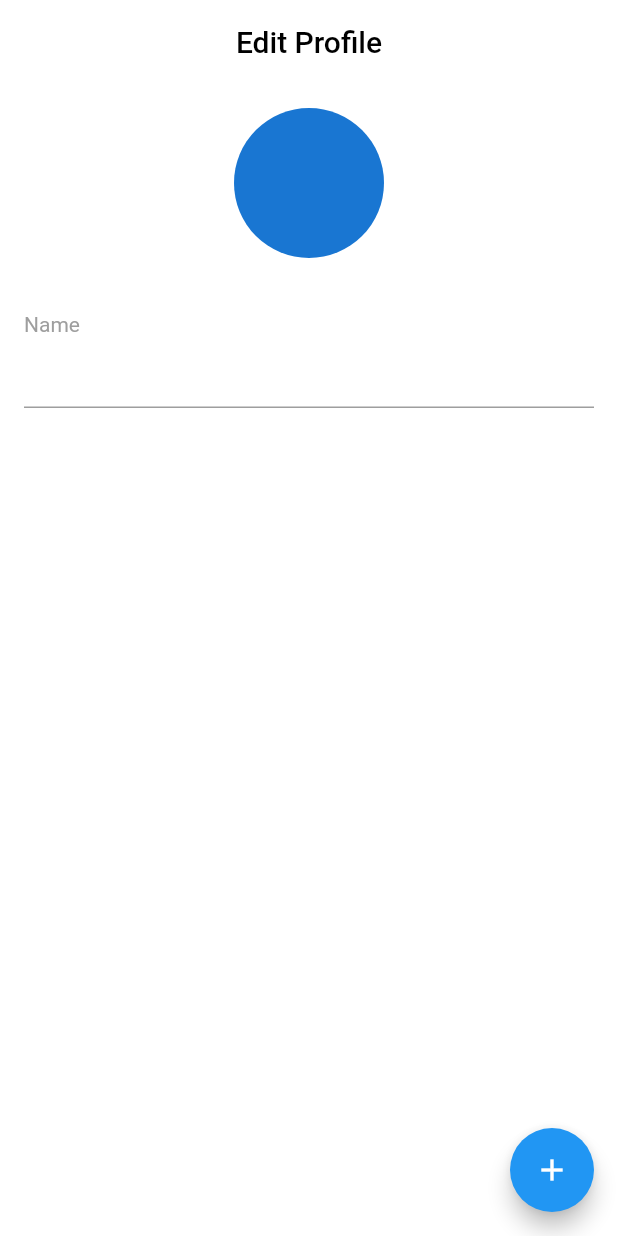
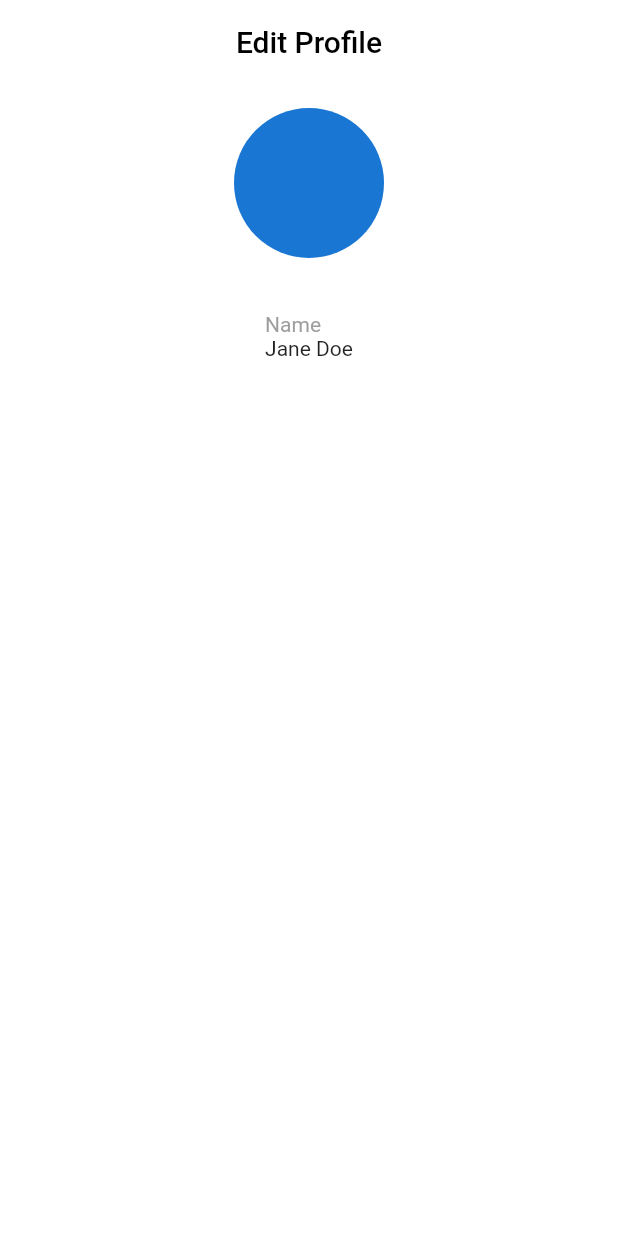
Before and after one commit to samuel-nwankwo/profile-editor, a Flutter app: the screen it shows after launch, on a phone screen of 412 x 824 dp. Run offline on Flutter 3.47's test engine with Material 2 defaults, Android fonts, the phone set to English and light mode, and no system bars.

Commit message:
full name is now passed with navigator.pop in display name class

```diff
--- a/lib/main.dart
+++ b/lib/main.dart
@@ -16,23 +16,17 @@ class MyApp extends StatelessWidget {
           backgroundColor: Colors.white,
       ),
 
-      home: MyHomePage(title: 'Edit Profile'),
+      home: MyHomePage(
+          title: 'Edit Profile',
+          name:'A simple name'),
     );
   }
 }
 
 class MyHomePage extends StatefulWidget {
-  MyHomePage({Key key, this.title}) : super(key: key);
+  MyHomePage({Key key, this.title, this.name}) : super(key: key);
 
-  // This widget is the home page of your application. It is stateful, meaning
-  // that it has a State object (defined below) that contains fields that affect
-  // how it looks.
-
-  // This class is the configuration for the state. It holds the values (in this
-  // case the title) provided by the parent (in this case the App widget) and
-  // used by the build method of the State. Fields in a Widget subclass are
-  // always marked "final".
-
+  final String name;
   final String title;
 
   @override
@@ -41,16 +35,22 @@ class MyHomePage extends StatefulWidget {
 
 class _MyHomePageState extends State<MyHomePage> {
   int _counter = 0;
-  void _incrementCounter() {
+  String displayName = 'Jane Doe';
+  _navEditDisplayName(BuildContext context)async {
+    final result = await Navigator.push(
+      context,
+      MaterialPageRoute(builder: (context) => EditDisplayName()),
+    );
+    _setDisplayName(result);
+  }
+
+  void _setDisplayName(String result){
     setState(() {
-      // This call to setState tells the Flutter framework that something has
-      // changed in this State, which causes it to rerun the build method below
-      // so that the display can reflect the updated values. If we changed
-      // _counter without calling setState(), then the build method would not be
-      // called again, and so nothing would appear to happen.
-      _counter++;
-    });
+
+    displayName = result;
+  });
   }
+
 
   Column buildDisplayNameField(){
     return Column(
@@ -64,20 +64,9 @@ class _MyHomePageState extends State<MyHomePage> {
           ),
           GestureDetector(
               onTap: () {
-                Navigator.push(
-                  context,
-                  MaterialPageRoute(builder: (context) => EditDisplayName()),
-              );
+                _navEditDisplayName(context);
             },
-            child: TextField(
-              readOnly: true,
-            ),
-            // onChanged: (text) {
-            //   print("First text field: $text");
-            // },
-            // decoration: InputDecoration(
-            //     hintText: 'Update Name'
-            // ),
+            child: Text(displayName),
           ),
         ]
     );
@@ -133,12 +122,6 @@ class _MyHomePageState extends State<MyHomePage> {
             ),
           ),
         ],
-      ),
-
-      floatingActionButton: FloatingActionButton(
-        onPressed: _incrementCounter,
-        tooltip: 'Increment',
-        child: Icon(Icons.add),
       ), // This trailing comma makes auto-formatting nicer for build methods.
     );
   }
```
